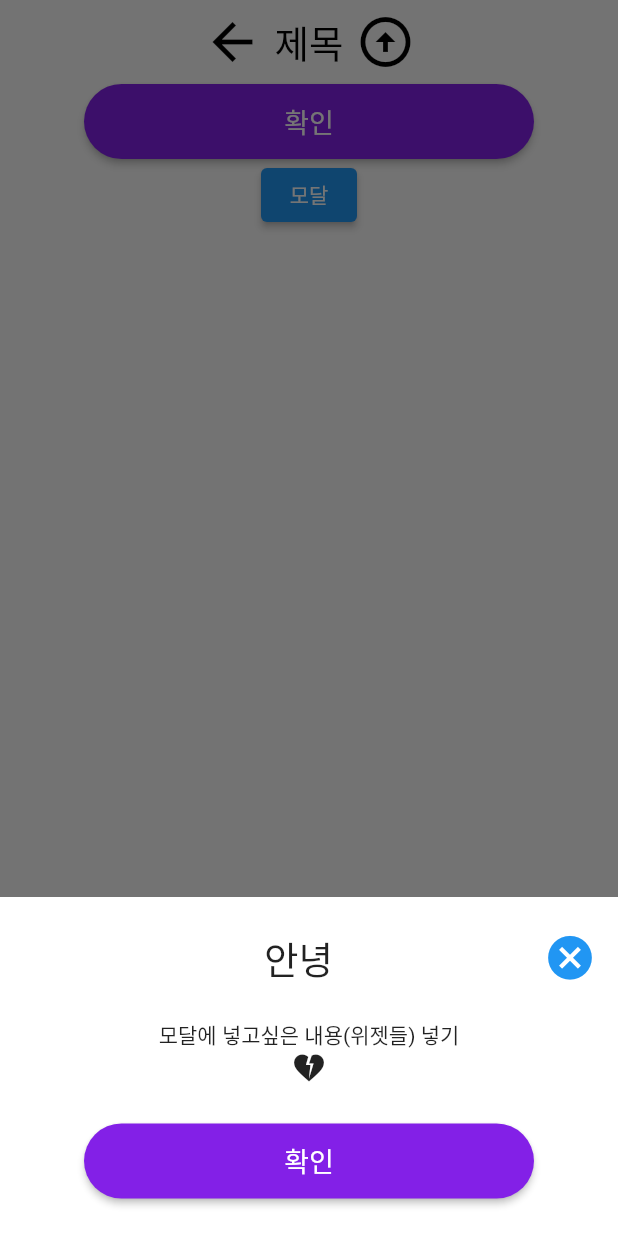
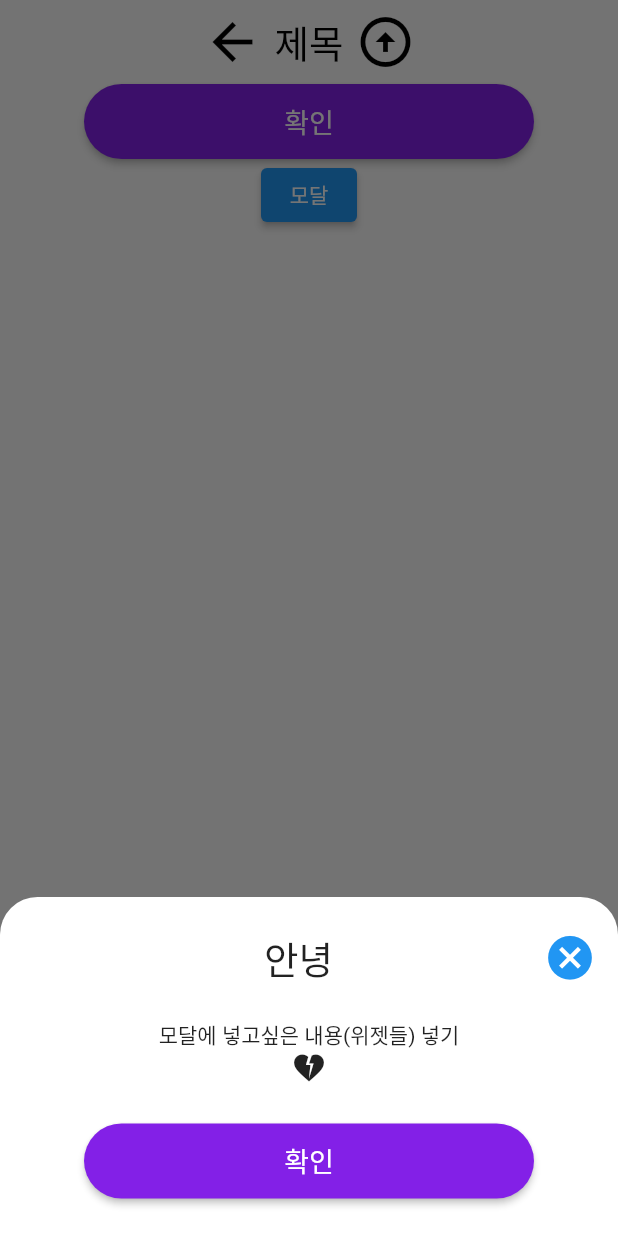
Before and after one commit to tngus2sh/KeePing, a Flutter app: the Page1 screen opened directly, after a tap on "모달", on a phone screen of 412 x 824 dp. Run offline on Flutter 3.47's test engine with Material 2 defaults, Android fonts, the phone set to English and light mode, and no system bars.

Commit message:
feat: 하단 모달 윗부분 테두리 둥글게 수정 (#S09P22C207-121)

```diff
--- a/client/lib/widgets/bottom_modal.dart
+++ b/client/lib/widgets/bottom_modal.dart
@@ -20,7 +20,12 @@ class BottomModal extends StatelessWidget {
   @override
   Widget build(BuildContext context) {
     return Container(
+      color: Color(0xFF737373),
+      child: Container(
+        decoration: BoxDecoration(
           color: bgColor,
+          borderRadius: BorderRadius.vertical(top: Radius.circular(25.0)), // 테두리 둥글기 설정
+        ),
         child: Column(
           mainAxisAlignment: MainAxisAlignment.start,
           mainAxisSize: MainAxisSize.min,  // 모달 높이 자동으로 지정
@@ -34,7 +39,10 @@ class BottomModal extends StatelessWidget {
             SizedBox(height: 25),
           ],
         ),
+      )
     );
+
+
   }
 }
 
```
Lines whose indentation alone changed are shown as unchanged.
